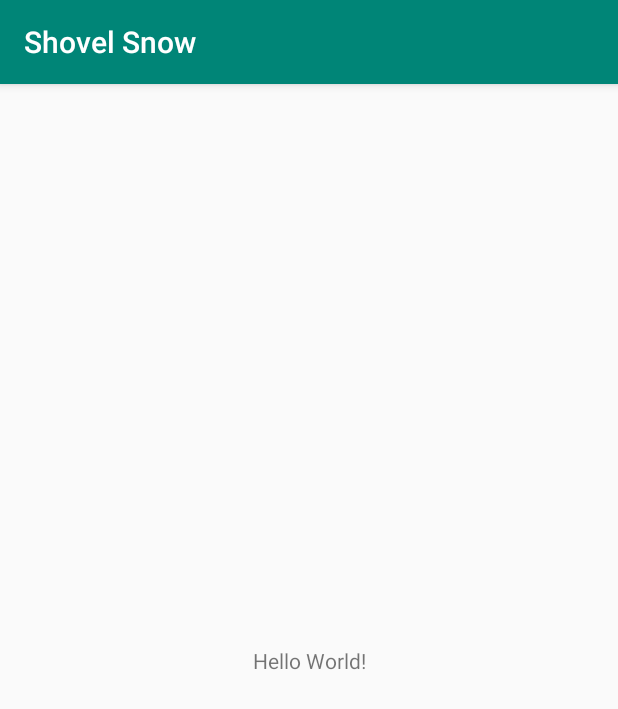
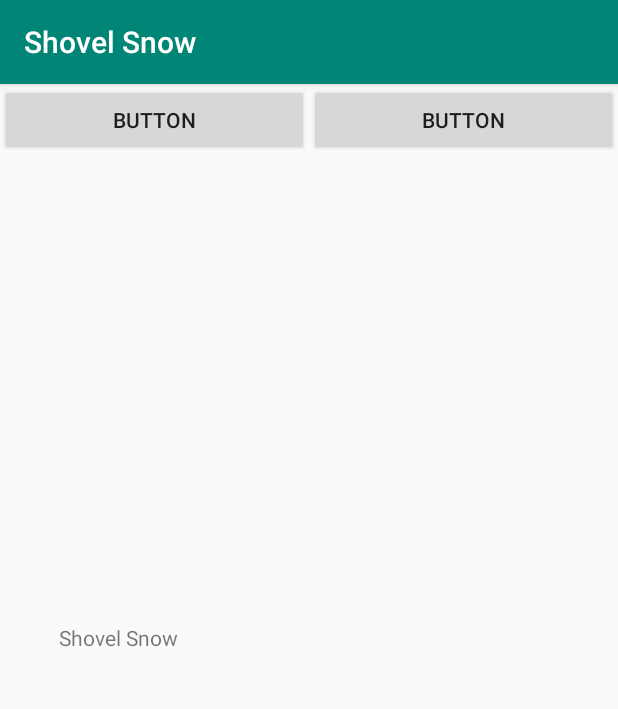
Before and after one commit to neelabh2/Shovel_Snow, an Android app: the screen it shows after launch (MainActivity), on a phone screen of 412 x 824 dp. Shown: the top 709 px of the screen. Run offline under Robolectric (Android 15) with nearby library versions, the phone set to English and light mode, and no system bars.

Commit message:
Basic title screen UI

```diff
--- a/app/src/main/java/com/example/shovelsnow/MainActivity.java
+++ b/app/src/main/java/com/example/shovelsnow/MainActivity.java
@@ -3,6 +3,7 @@
 import androidx.appcompat.app.AppCompatActivity;
 
 import android.os.Bundle;
+import android.widget.TextView;
 
 public class MainActivity extends AppCompatActivity {
 
@@ -10,5 +11,6 @@
     protected void onCreate(Bundle savedInstanceState) {
         super.onCreate(savedInstanceState);
         setContentView(R.layout.activity_main);
+        TextView titleText = findViewById(R.id.titleScreenText);
     }
 }
--- a/app/src/main/res/layout/activity_main.xml
+++ b/app/src/main/res/layout/activity_main.xml
@@ -7,12 +7,34 @@
     tools:context=".MainActivity">
 
     <TextView
-        android:layout_width="wrap_content"
-        android:layout_height="wrap_content"
-        android:text="Hello World!"
+        android:id="@+id/titleScreenText"
+        android:layout_width="333dp"
+        android:layout_height="50dp"
+        android:text="@string/app_name"
         app:layout_constraintBottom_toBottomOf="parent"
-        app:layout_constraintLeft_toLeftOf="parent"
-        app:layout_constraintRight_toRightOf="parent"
+        app:layout_constraintEnd_toEndOf="parent"
+        app:layout_constraintStart_toStartOf="parent"
         app:layout_constraintTop_toTopOf="parent" />
 
+    <LinearLayout
+        android:layout_width="match_parent"
+        android:layout_height="match_parent"
+        android:orientation="horizontal"
+        tools:layout_editor_absoluteX="0dp"
+        tools:layout_editor_absoluteY="-30dp">
+
+        <Button
+            android:id="@+id/playButton"
+            android:layout_width="wrap_content"
+            android:layout_height="wrap_content"
+            android:layout_weight="1"
+            android:text="Button" />
+
+        <Button
+            android:id="@+id/optionsButton"
+            android:layout_width="wrap_content"
+            android:layout_height="wrap_content"
+            android:layout_weight="1"
+            android:text="Button" />
+    </LinearLayout>
 </androidx.constraintlayout.widget.ConstraintLayout>
```
